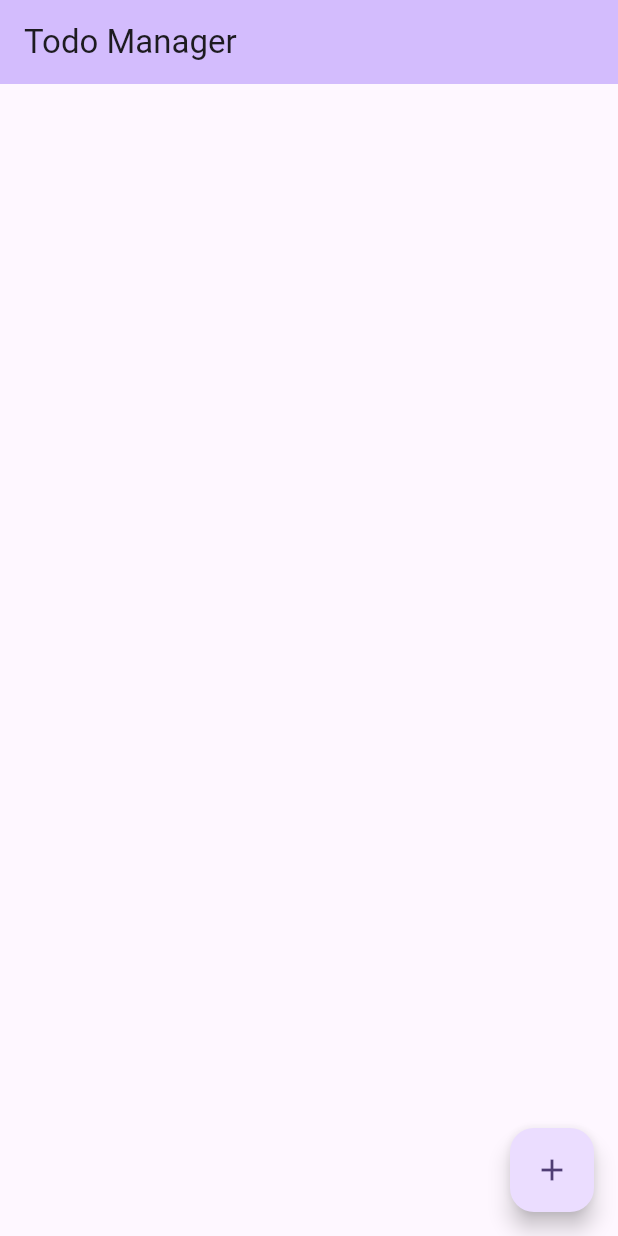
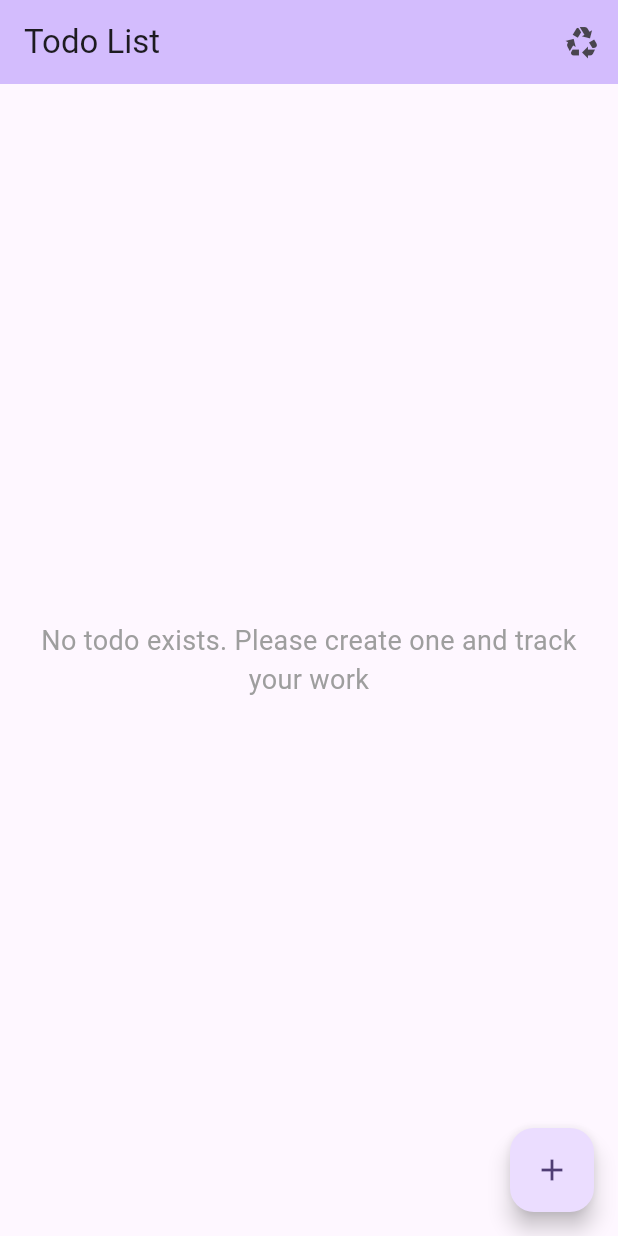
Before and after one commit to emmaephrim/Flutter-todo-app, a Flutter app: the screen it shows after launch, on a phone screen of 412 x 824 dp. Run offline on Flutter 3.47's test engine with Material 3 defaults, Android fonts, the phone set to English and light mode, and no system bars.

Commit message:
feat(trash): trash & functionality in pogress

```diff
--- a/lib/Todo.dart
+++ /dev/null
@@ -1,5 +0,0 @@
-class Todo {
-  Todo({required this.name, required this.completed});
-  String name;
-  bool completed;
-}
--- a/lib/main.dart
+++ b/lib/main.dart
@@ -1,6 +1,6 @@
 import 'package:flutter/material.dart';
-import 'package:flutter_todo_app/Todo.dart';
-import 'package:flutter_todo_app/helpers.dart';
+import 'package:flutter_todo_app/todoList.dart';
+import 'package:flutter_todo_app/trash.dart';
 
 void main() {
   runApp(const TodoApp());
@@ -14,105 +14,14 @@ class TodoApp extends StatelessWidget {
   Widget build(BuildContext context) {
     return MaterialApp(
       title: 'Todo Manager',
+      routes: {
+        '/': (context) => const TodoList(title: 'Todo List'),
+        '/trash': (context) => const TrashPage(title: 'Trash'),
+      },
       theme: ThemeData(
         colorScheme: ColorScheme.fromSeed(seedColor: Colors.deepPurple),
         useMaterial3: true,
       ),
-      home: const TodoList(title: 'Todo Manager'),
     );
   }
 }
-
-class TodoList extends StatefulWidget {
-  const TodoList({super.key, required this.title});
-  final String title;
-
-  @override
-  State<TodoList> createState() => _TodoListState();
-}
-
-class _TodoListState extends State<TodoList> {
-  final List<Todo> _todos = <Todo>[];
-  final TextEditingController _textFieldController = TextEditingController();
-
-  void _addTodoItem(String name) {
-    setState(() {
-      _todos.add(Todo(name: name, completed: false));
-      _textFieldController.clear();
-    });
-  }
-
-  void _handleTodoChange(Todo todo) {
-    setState(() {
-      todo.completed = !todo.completed;
-    });
-  }
-
-  Future<void> _displayDialog() async {
-    return showDialog<void>(
-      context: context,
-      // T: false,
-      barrierDismissible: false,
-      builder: (BuildContext context) {
-        return AlertDialog(
-          title: const Text('Add a todo'),
-          content: TextField(
-            controller: _textFieldController,
-            decoration: const InputDecoration(hintText: 'Type your todo'),
-            autofocus: true,
-          ),
-          actions: <Widget>[
-            OutlinedButton(
-              style: OutlinedButton.styleFrom(
-                shape: RoundedRectangleBorder(
-                  borderRadius: BorderRadius.circular(12),
-                ),
-              ),
-              onPressed: () {
-                Navigator.of(context).pop();
-              },
-              child: const Text('Cancel'),
-            ),
-            ElevatedButton(
-              style: ElevatedButton.styleFrom(
-                shape: RoundedRectangleBorder(
-                  borderRadius: BorderRadius.circular(12),
-                ),
-              ),
-              onPressed: () {
-                Navigator.of(context).pop();
-                _addTodoItem(_textFieldController.text);
-              },
-              child: const Text('Add'),
-            ),
-          ],
-        );
-      },
-    );
-  }
-
-  @override
-  Widget build(BuildContext context) {
-    return Scaffold(
-      appBar: AppBar(
-        backgroundColor: Theme.of(context).colorScheme.inversePrimary,
-        title: Text(widget.title),
-      ),
-      body: ListView(
-        padding: const EdgeInsets.symmetric(vertical: 8.0),
-        children: _todos.map((Todo todo) {
-          return TodoItem(
-            todo: todo,
-            onTodoChanged: _handleTodoChange,
-          );
-        }).toList(),
-      ),
-
-      floatingActionButton: FloatingActionButton(
-        onPressed: () => _displayDialog(),
-        tooltip: 'Add a Todo',
-        child: const Icon(Icons.add),
-      ), // This trailing comma makes auto-formatting nicer for build methods.
-    );
-  }
-}
--- /dev/null
+++ b/lib/todo.dart
@@ -0,0 +1,9 @@
+import 'package:uuid/uuid.dart';
+
+class Todo {
+  Todo({required this.name, required this.completed}) : id = const Uuid().v4();
+  final String id;
+  String name;
+  bool completed;
+  bool isSoftDeleted = false;
+}
--- /dev/null
+++ b/lib/todoList.dart
@@ -0,0 +1,138 @@
+import 'package:flutter/material.dart';
+import 'package:flutter_todo_app/helpers.dart';
+import 'package:flutter_todo_app/todo.dart';
+import 'package:flutter_todo_app/trash.dart';
+
+class TodoList extends StatefulWidget {
+  const TodoList({super.key, required this.title});
+  final String title;
+
+  @override
+  State<TodoList> createState() => _TodoListState();
+}
+
+class _TodoListState extends State<TodoList> {
+  final List<Todo> _todos = <Todo>[];
+  final List<Todo> _trash = <Todo>[];
+  final TextEditingController _textFieldController = TextEditingController();
+
+  void _addTodoItem(String name) {
+    setState(() {
+      _todos.add(Todo(name: name, completed: false));
+      _textFieldController.clear();
+    });
+  }
+
+  void _handleTodoChange(Todo todo) {
+    setState(() {
+      todo.completed = !todo.completed;
+    });
+  }
+
+  void _editTodoItem(String id, String name) {
+    setState(() {
+      _todos.where((element) => element.id == id).first.name = name;
+      _textFieldController.clear();
+    });
+  }
+
+  void _deleteTodoItem(Todo todo) {
+    setState(() {
+      _todos.where((element) => element.id == todo.id).first.isSoftDeleted = true;
+    });
+  }
+
+  Future<void> _displayDialog([Todo? todo]) async {
+    return showDialog<void>(
+      context: context,
+      // T: false,
+      barrierDismissible: false,
+      builder: (BuildContext context) {
+        return AlertDialog(
+          title: const Text('Add a todo'),
+          content: TextField(
+            controller: _textFieldController,
+            decoration: const InputDecoration(hintText: 'Type your todo'),
+            autofocus: true,
+          ),
+          actions: <Widget>[
+            OutlinedButton(
+              style: OutlinedButton.styleFrom(
+                shape: RoundedRectangleBorder(
+                  borderRadius: BorderRadius.circular(12),
+                ),
+              ),
+              onPressed: () {
+                Navigator.of(context).pop();
+              },
+              child: const Text('Cancel'),
+            ),
+            ElevatedButton(
+              style: ElevatedButton.styleFrom(
+                shape: RoundedRectangleBorder(
+                  borderRadius: BorderRadius.circular(12),
+                ),
+              ),
+              onPressed: () {
+                Navigator.of(context).pop();
+                if (todo != null) {
+                  _editTodoItem(todo.id, _textFieldController.text);
+                  return;
+                }
+                _addTodoItem(_textFieldController.text);
+              },
+              child: todo != null ? const Text('Edit') : const Text('Add'),
+            ),
+          ],
+        );
+      },
+    );
+  }
+
+  @override
+  Widget build(BuildContext context) {
+    return Scaffold(
+      appBar: AppBar(
+        backgroundColor: Theme.of(context).colorScheme.inversePrimary,
+        title: Text(widget.title),
+        actions: [
+          IconButton(
+              onPressed: () {
+                Navigator.of(context).push(
+                  MaterialPageRoute(builder: (context) => const TrashPage(title: 'Trash')),
+                );
+              },
+              icon: const Icon(Icons.recycling_sharp))
+        ],
+      ),
+      body: _todos.isEmpty
+          ? const Center(
+              child: Padding(
+              padding: EdgeInsets.all(16.0),
+              child: Text(
+                "No todo exists. Please create one and track your work",
+                style: TextStyle(fontSize: 18, color: Colors.grey),
+                textAlign: TextAlign.center,
+              ),
+            ))
+          : ListView(
+              padding: const EdgeInsets.symmetric(vertical: 8.0),
+              children: _todos.where((Todo todo) => !todo.isSoftDeleted).map((Todo todo) {
+                return TodoItem(
+                  todo: todo,
+                  onTodoChanged: _handleTodoChange,
+                  onTodoDeleted: _deleteTodoItem,
+                  textFieldController: _textFieldController,
+                  showEditDialog: _displayDialog,
+                );
+              }).toList(),
+            ),
+
+      floatingActionButton: FloatingActionButton(
+        onPressed: () => _displayDialog(),
+        tooltip: 'Add a Todo',
+        child: const Icon(Icons.add),
+      ), // This trailing comma makes auto-formatting nicer for build methods.
+    );
+  }
+}
--- a/pubspec.yaml
+++ b/pubspec.yaml
@@ -35,6 +35,7 @@ dependencies:
   # The following adds the Cupertino Icons font to your application.
   # Use with the CupertinoIcons class for iOS style icons.
   cupertino_icons: ^1.0.6
+  uuid: ^4.5.1
 
 dev_dependencies:
   flutter_test:
```
Also changed, not shown: lib/helpers.dart (+21 -7 lines), lib/trash.dart (added, +29 -0 lines), pubspec.lock, 1 other file.
